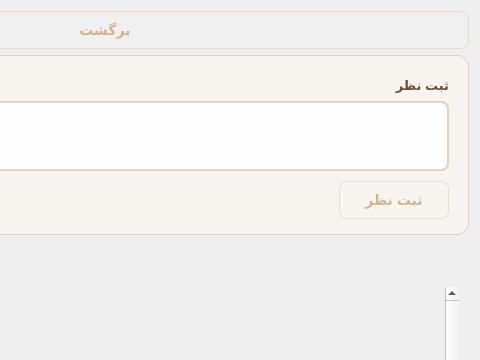
Qt form Client/user/commentswidget.ui (Onyx1907/Lumina-EBook-Platform) before a commit; both pictures show x 270 to 750 and y 0 to 360 of the 750 by 550 pixel window.
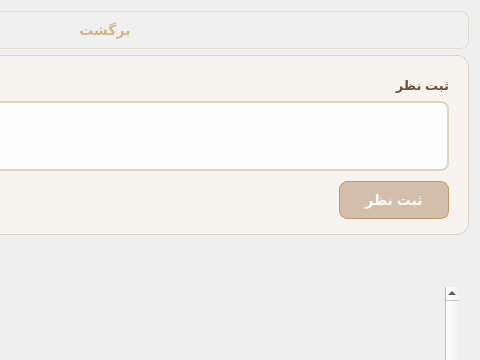
The same form after that commit. Icons and pictures are not drawn.

```diff
--- a/Client/user/commentswidget.ui
+++ b/Client/user/commentswidget.ui
@@ -321,7 +321,7 @@
           <property name="minimumSize">
            <size>
             <width>110</width>
-            <height>30</height>
+            <height>38</height>
            </size>
           </property>
           <property name="maximumSize">
@@ -331,11 +331,12 @@
            </size>
           </property>
           <property name="styleSheet">
-           <string notr="true">QPushButton {
-    background-color: rgba(255, 255, 255, 0.08); /* پس‌زمینه شیشه‌ای بسیار ملو */
-    border: 1px solid rgba(193, 154, 107, 0.25); /* مرز کاراملی شفاف */
+           <string notr="true">/* حالت عادی دکمه (دقیقا همان تم هاور قبلی شماست: شیشه کاراملی غلیظ با لبه طلایی خامه‌ای) */
+QPushButton {
+    background-color: rgba(139, 90, 43, 0.35); /* شیشه کاراملی غلیظ */
+    border: 1px solid #C19A6B; /* لبه طلایی خامه‌ای */
     border-radius: 8px; /* گوشه‌های نرم کلاسیک */
-    color: #D2B48C; /* رنگ متنی خامه ای/نسکافه‌ای روشن */
+    color: #FFF; /* متن کاملا سفید و درخشان */
     font-size: 14px;
     font-weight: bold;
     font-family: &quot;Segoe UI&quot;, &quot;Tahoma&quot;;
@@ -343,14 +344,14 @@
     min-height: 24px;
 }
 
-/* حالت Hover (وقتی موس روی دکمه می‌رود) */
+/* حالت Hover (وقتی موس روی دکمه می‌رود: غلیظ‌تر، تیره تر و کاملا مشخص) */
 QPushButton:hover {
     background-color: rgba(139, 90, 43, 0.35); /* شیشه کاراملی غلیظ‌تر */
     border: 1px solid #C19A6B; /* لبه طلایی خامه ای */
     color: #FFF; /* متن کاملا سفید و درخشان */
 }
 
-/* حالت Pressed (وقتی روی دکمه کلیک می‌شود) */
+/* حالت Pressed (وقتی روی دکمه کلیک می‌شود: تاریک‌ترین و فشرده‌ترین حالت) */
 QPushButton:pressed {
     background-color: rgba(111, 78, 55, 0.6); /* رنگ قهوه‌ای تیره فشرده شده */
     border: 1px solid #8B5A2B;
```
Left out of the diff: 12 changed lines with no effect on the pictures.
